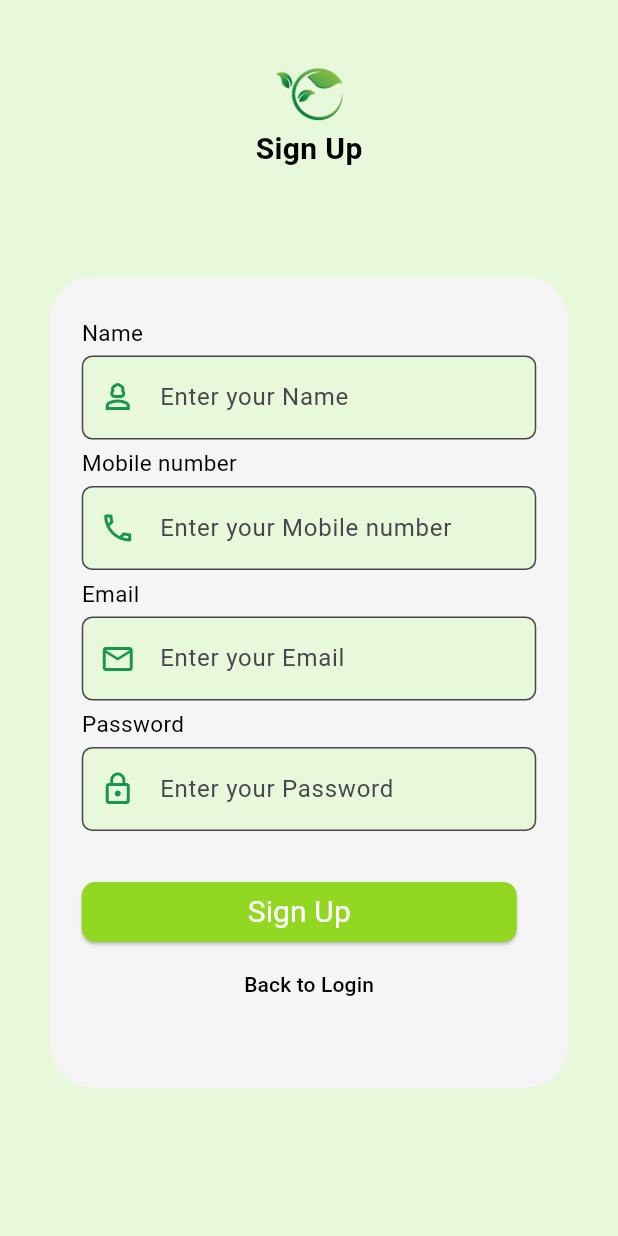
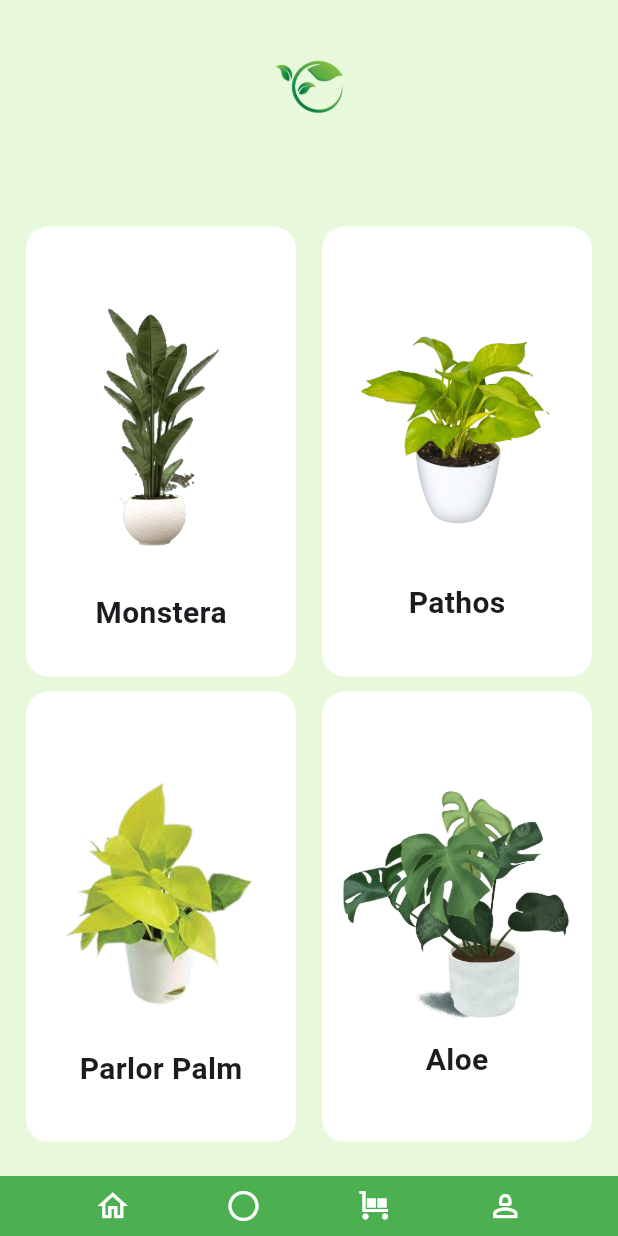
Before and after one commit to Udith-Madhav/garden_ui, a Flutter app: the screen it shows after launch, on a phone screen of 412 x 824 dp. Run offline on Flutter 3.47's test engine with Material 3 defaults, Android fonts, the phone set to English and light mode, and no system bars; Roboto replaces fonts that are missing (Poppins).

Commit message:
26/02/2024

```diff
--- a/lib/main.dart
+++ b/lib/main.dart
@@ -1,6 +1,7 @@
 import 'package:flutter/material.dart';
 import 'package:login_page_vs/newLog.dart';
 import 'package:login_page_vs/registration.dart';
+import 'package:login_page_vs/select.dart';
 
 void main() {
   runApp(const MyApp());
@@ -18,7 +19,7 @@ class MyApp extends StatelessWidget {
         colorScheme: ColorScheme.fromSeed(seedColor: Colors.deepPurple),
         useMaterial3: true,
       ),
-      home: const regLog(),
+      home: const NewSelect(),
     );
   }
 }
--- /dev/null
+++ b/lib/select.dart
@@ -0,0 +1,193 @@
+import 'package:flutter/material.dart';
+
+class NewSelect extends StatefulWidget {
+  const NewSelect({super.key});
+
+  @override
+  State<NewSelect> createState() => _NewSelectState();
+}
+
+class _NewSelectState extends State<NewSelect> {
+  @override
+  Widget build(BuildContext context) {
+    return Scaffold(
+      body: Container(
+        width: 430,
+        height: 932,
+        color: Color(0xFFE7F9DA),
+        child: Column(
+          mainAxisAlignment: MainAxisAlignment.spaceBetween,
+          children: [
+            Padding(
+              padding: const EdgeInsets.only(top: 10),
+              child: Container(
+                width: 105,
+                height: 85,
+                child: Image.asset('images/greenEarth.png',)
+                ),
+            ),
+
+            SizedBox(height: 10,),
+
+            Column(
+              children: [
+                Row(
+                  mainAxisAlignment: MainAxisAlignment.spaceEvenly,
+                  children: [
+
+                    Container(
+                      width: 180,
+                      height: 300,
+                      decoration: BoxDecoration(
+                        color: Color(0xFFFFFFFF),
+                        border: Border.all(
+                          width: 1,
+                          color: Color(0xFFFFFFFF),
+                        ),
+                        borderRadius: BorderRadius.circular(15)
+                      ),
+
+                      child: Column(
+                        mainAxisAlignment: MainAxisAlignment.center,
+                        children: [
+                          Container(
+                            width: 244,
+                            height: 215,
+                            child: Image.asset('images/monestra.png',),
+                          ),
+
+                          Text('Monstera',style: TextStyle(
+                            fontFamily: 'Poppins',
+                            fontWeight: FontWeight.w600,
+                            fontSize: 20,
+                          ),)
+                        ],
+                      ),
+
+                    ),
+
+                    // SizedBox(width: 5,),
+
+                    Container(
+                      width: 180,
+                      height: 300,
+                      decoration: BoxDecoration(
+                        color: Color(0xFFFFFFFF),
+                        border: Border.all(
+                          width: 1,
+                          color: Color(0xFFFFFFFF),
+                        ),
+                        borderRadius: BorderRadius.circular(15)
+                      ),
+
+                      child: Column(
+                        mainAxisAlignment: MainAxisAlignment.center,
+                        children: [
+                          Container(
+                            width: 146,
+                            height: 202,
+                            child: Image.asset('images/patos.png',)),
+
+                          Text('Pathos',style: TextStyle(
+                            fontFamily: 'Poppins',
+                            fontWeight: FontWeight.w600,
+                            fontSize: 20,
+                          ),)
+                        ],
+                      ),
+                    ),
+                  ],
+                ),
+
+                SizedBox(height: 10,),
+
+                Row(
+                  mainAxisAlignment: MainAxisAlignment.spaceEvenly,
+                  children: [
+                    Container(
+                      width: 180,
+                      height: 300,
+                      decoration: BoxDecoration(
+                        color: Color(0xFFFFFFFF),
+                        border: Border.all(
+                          width: 1,
+                          color: Color(0xFFFFFFFF),
+                        ),
+                        borderRadius: BorderRadius.circular(15),
+                      ),
+                      child: Column(
+                        mainAxisAlignment: MainAxisAlignment.center,
+                        children: [
+                          Container(
+                            width: 154,
+                            height: 204,
+                            child: Image.asset('images/parlor.png',)),
+
+                          Text('Parlor Palm',style: TextStyle(
+                            fontFamily: 'Poppins',
+                            fontWeight: FontWeight.w600,
+                            fontSize: 20,
+                          ),)
+                        ],
+                      ),
+                    ),
+
+                    // SizedBox(width: 5,),
+
+                    Container(
+                      width: 180,
+                      height: 300,
+                      decoration: BoxDecoration(
+                        color: Color(0xFFFFFFFF),
+                        border: Border.all(
+                          width: 1,
+                          color: Color(0xFFFFFFFF),
+                        ),
+                        borderRadius: BorderRadius.circular(15),
+                      ),
+                      child: Column(
+                        mainAxisAlignment: MainAxisAlignment.center,
+                        children: [
+                          Center(
+                            child: Container(
+                              width: 175,
+                              height: 192,
+                              child: Image.asset('images/aloe.png',)),
+                          ),
+
+                            Text('Aloe',style: TextStyle(
+                            fontFamily: 'Poppins',
+                            fontWeight: FontWeight.w600,
+                            fontSize: 20,
+                          ),)
+                        ],
+                      ),
+                    ),
+                  ],
+                ),
+              ],
+            ),
+
+            Padding(
+              padding: const EdgeInsets.only(bottom: 0),
+              child: Container(
+                width: 430,
+                height: 40,
+                color: Colors.green,
+
+                child: Row(
+                  mainAxisAlignment: MainAxisAlignment.spaceEvenly,
+                  children: [
+                    Icon(Icons.home_outlined,color: Color(0xFFFFFFFF),),
+                    Icon(Icons.circle_outlined,color: Color(0xFFFFFFFF),),
+                    Icon(Icons.trolley,color: Color(0xFFFFFFFF),),
+                    Icon(Icons.person_2_outlined,color: Color(0xFFFFFFFF),),
+                  ],
+                ),
+              ),
+            )
+          ]),
+      ),
+    );
+  }
+}
--- a/pubspec.yaml
+++ b/pubspec.yaml
@@ -54,7 +54,7 @@ dev_dependencies:
 flutter:
   uses-material-design: true
   assets:
-    - images/
+   - images/
 
   # An image asset can refer to one or more resolution-specific "variants", see
   # https://flutter.dev/assets-and-images/#resolution-aware
```
Also changed, not shown: images/aloe.png (added), images/monestra.png (added), images/parlor.png (added), images/patos.png (added).
